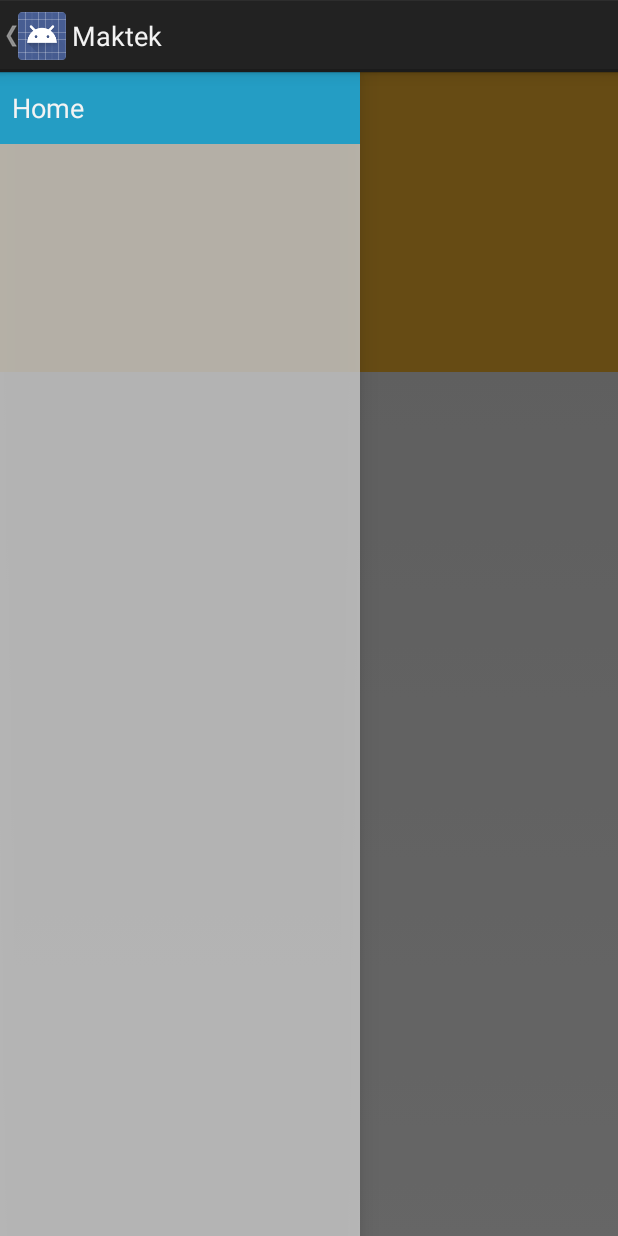
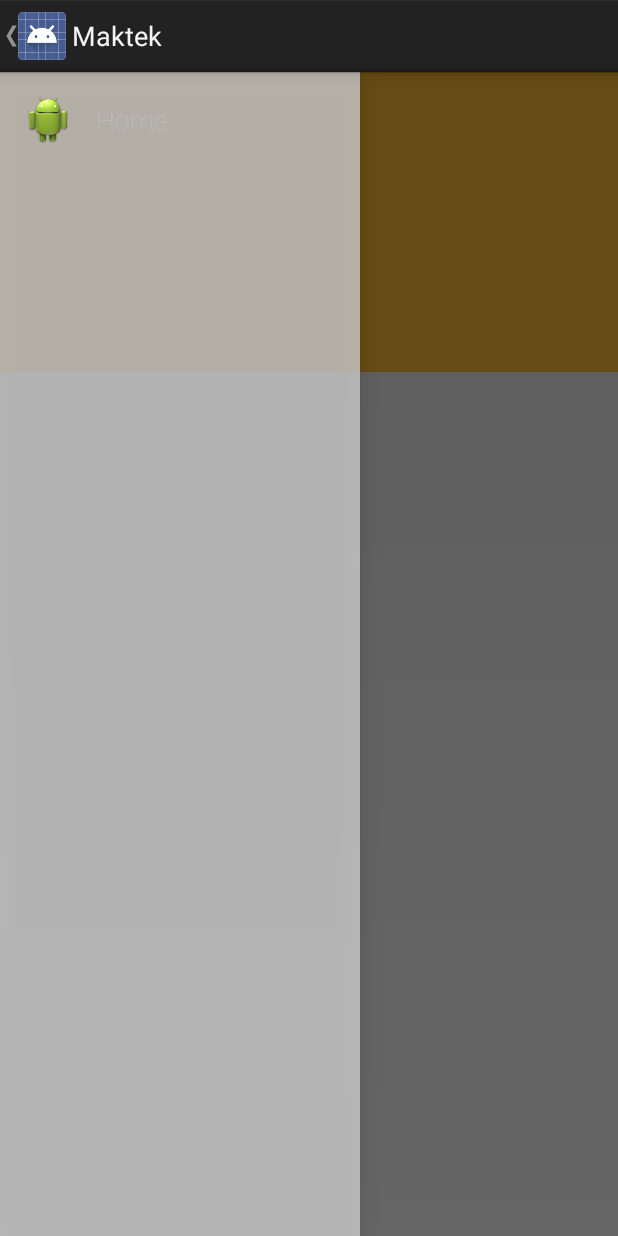
Before and after one commit to emreaktrk/Maktek, an Android app: the screen it shows after launch (HomeActivity), on a phone screen of 412 x 824 dp. Run offline under Robolectric (Android 15) with nearby library versions, the phone set to English and light mode, and no system bars; 2 statements that could not run were skipped.

Commit message:
Custom typeface added.

```diff
--- /dev/null
+++ b/app/src/main/java/akturk/maktek/adapter/NavigationDrawerListAdapter.java
@@ -0,0 +1,53 @@
+package akturk.maktek.adapter;
+
+import android.app.Activity;
+import android.app.Fragment;
+import android.content.Context;
+import android.view.LayoutInflater;
+import android.view.View;
+import android.view.ViewGroup;
+import android.widget.ArrayAdapter;
+import android.widget.ImageView;
+
+import java.util.List;
+
+import akturk.maktek.R;
+import akturk.maktek.model.NavigationDrawerItem;
+import akturk.maktek.view.RobotoThinTextView;
+
+public class NavigationDrawerListAdapter extends ArrayAdapter<NavigationDrawerItem> {
+    private static class ViewHolder {
+        ImageView mImageView;
+        RobotoThinTextView mTextView;
+    }
+
+    private int mResouce;
+    private LayoutInflater mInflater;
+
+    public NavigationDrawerListAdapter(Context context, int resource, List<NavigationDrawerItem> objects) {
+        super(context, resource, objects);
+        mResouce = resource;
+        mInflater = LayoutInflater.from(getContext());
+    }
+
+    @Override
+    public View getView(int position, View convertView, ViewGroup parent) {
+        ViewHolder tempViewHolder;
+
+        if (convertView == null) {
+            convertView = mInflater.inflate(mResouce, parent, false);
+
+            tempViewHolder = new ViewHolder();
+            tempViewHolder.mTextView = (RobotoThinTextView) convertView.findViewById(R.id.cell_navigation_drawer_textview);
+            tempViewHolder.mImageView = (ImageView) convertView.findViewById(R.id.cell_navigation_drawer_imageview);
+
+            convertView.setTag(tempViewHolder);
+        } else
+            tempViewHolder = (ViewHolder) convertView.getTag();
+
+        tempViewHolder.mTextView.setText(getItem(position).getLabel());
+        tempViewHolder.mImageView.setImageResource(getItem(position).getIconResouce());
+
+        return convertView;
+    }
+}
--- a/app/src/main/java/akturk/maktek/fragment/NavigationDrawerFragment.java
+++ b/app/src/main/java/akturk/maktek/fragment/NavigationDrawerFragment.java
@@ -22,7 +22,11 @@ import android.widget.ArrayAdapter;
 import android.widget.ListView;
 import android.widget.Toast;
 
+import java.util.ArrayList;
+
 import akturk.maktek.R;
+import akturk.maktek.adapter.NavigationDrawerListAdapter;
+import akturk.maktek.model.NavigationDrawerItem;
 
 /**
  * Fragment used for managing interactions for and presentation of a navigation drawer.
@@ -99,14 +103,8 @@ public class NavigationDrawerFragment extends Fragment {
                 selectItem(position);
             }
         });
-        mDrawerListView.setAdapter(new ArrayAdapter<String>(
-                getActionBar().getThemedContext(),
-                android.R.layout.simple_list_item_activated_1,
-                android.R.id.text1,
-                new String[]{
-                        getString(R.string.title_home),
-                }
-        ));
+
+        mDrawerListView.setAdapter(new NavigationDrawerListAdapter(getActionBar().getThemedContext(), R.layout.cell_navigation_drawer, getDrawerList()));
         mDrawerListView.setItemChecked(mCurrentSelectedPosition, true);
         return mDrawerListView;
     }
@@ -275,4 +273,15 @@ public class NavigationDrawerFragment extends Fragment {
          */
         void onNavigationDrawerItemSelected(int position);
     }
+
+    private ArrayList<NavigationDrawerItem> getDrawerList() {
+        ArrayList<NavigationDrawerItem> tempNavigationDrawerItems = new ArrayList<NavigationDrawerItem>();
+
+        NavigationDrawerItem tempNavigationDrawerItem = new NavigationDrawerItem();
+        tempNavigationDrawerItem.setIconResouce(R.drawable.ic_launcher);
+        tempNavigationDrawerItem.setLabel(getString(R.string.title_home));
+        tempNavigationDrawerItems.add(tempNavigationDrawerItem);
+
+        return tempNavigationDrawerItems;
+    }
 }
--- a/app/src/main/java/akturk/maktek/global/MaktekApplication.java
+++ b/app/src/main/java/akturk/maktek/global/MaktekApplication.java
@@ -2,5 +2,13 @@ package akturk.maktek.global;
 
 import android.app.Application;
 
+import akturk.maktek.helper.TypefaceLoader;
+
 public class MaktekApplication extends Application {
+    public static TypefaceLoader mTypefaceLoader;
+
+    @Override
+    public void onCreate() {
+        super.onCreate();
+    }
 }
--- /dev/null
+++ b/app/src/main/java/akturk/maktek/helper/TypefaceLoader.java
@@ -0,0 +1,15 @@
+package akturk.maktek.helper;
+
+import android.content.Context;
+import android.graphics.Typeface;
+
+public class TypefaceLoader {
+    private static Typeface mRobotoThinTypeface;
+
+    public static Typeface getRobotoThin(Context context) {
+        if (mRobotoThinTypeface == null)
+            mRobotoThinTypeface = Typeface.createFromAsset(context.getAssets(),"font/roboto_thin.ttf");
+
+        return mRobotoThinTypeface;
+    }
+}
--- /dev/null
+++ b/app/src/main/java/akturk/maktek/model/NavigationDrawerItem.java
@@ -0,0 +1,32 @@
+package akturk.maktek.model;
+
+public class NavigationDrawerItem {
+    private int mIconResouce;
+    private CharSequence mLabel;
+
+    public NavigationDrawerItem(int mIconResouce, CharSequence mLabel) {
+        this.mIconResouce = mIconResouce;
+        this.mLabel = mLabel;
+    }
+
+    public NavigationDrawerItem() {
+        this.mIconResouce = 0;
+        this.mLabel = "";
+    }
+
+    public void setIconResouce(int resouce) {
+        this.mIconResouce = resouce;
+    }
+
+    public void setLabel(CharSequence label) {
+        this.mLabel = label;
+    }
+
+    public int getIconResouce() {
+        return mIconResouce;
+    }
+
+    public CharSequence getLabel() {
+        return mLabel;
+    }
+}
--- /dev/null
+++ b/app/src/main/java/akturk/maktek/view/RobotoThinTextView.java
@@ -0,0 +1,32 @@
+package akturk.maktek.view;
+
+import android.content.Context;
+import android.util.AttributeSet;
+import android.widget.TextView;
+
+import akturk.maktek.global.MaktekApplication;
+
+public class RobotoThinTextView extends TextView {
+
+    public RobotoThinTextView(Context context) {
+        super(context);
+        if (!isInEditMode())
+            init();
+    }
+
+    public RobotoThinTextView(Context context, AttributeSet attrs) {
+        super(context, attrs);
+        if (!isInEditMode())
+            init();
+    }
+
+    public RobotoThinTextView(Context context, AttributeSet attrs, int defStyle) {
+        super(context, attrs, defStyle);
+        if (!isInEditMode())
+            init();
+    }
+
+    private void init() {
+        setTypeface(MaktekApplication.mTypefaceLoader.getRobotoThin(getContext()));
+    }
+}
--- /dev/null
+++ b/app/src/main/res/layout/cell_navigation_drawer.xml
@@ -0,0 +1,21 @@
+<?xml version="1.0" encoding="utf-8"?>
+
+<LinearLayout xmlns:android="http://schemas.android.com/apk/res/android"
+    android:orientation="horizontal"
+    android:layout_width="match_parent"
+    android:layout_height="?android:listPreferredItemHeight">
+
+    <ImageView
+        android:id="@+id/cell_navigation_drawer_imageview"
+        android:layout_width="?android:listPreferredItemHeight"
+        android:layout_height="?android:listPreferredItemHeight"
+        android:padding="@dimen/activity_margin" />
+
+    <akturk.maktek.view.RobotoThinTextView
+        android:id="@+id/cell_navigation_drawer_textview"
+        android:layout_width="wrap_content"
+        android:layout_height="wrap_content"
+        android:layout_gravity="center_vertical"
+        android:textSize="@dimen/navigation_drawer_text_size" />
+
+</LinearLayout>
--- a/app/src/main/res/values/dimens.xml
+++ b/app/src/main/res/values/dimens.xml
@@ -1,9 +1,9 @@
 <resources>
     <!-- Default screen margins, per the Android Design guidelines. -->
-    <dimen name="activity_horizontal_margin">16dp</dimen>
-    <dimen name="activity_vertical_margin">16dp</dimen>
+    <dimen name="activity_margin">16dp</dimen>
 
     <!-- Per the design guidelines, navigation drawers should be between 240dp and 320dp:
          https://developer.android.com/design/patterns/navigation-drawer.html -->
     <dimen name="navigation_drawer_width">240dp</dimen>
+    <dimen name="navigation_drawer_text_size">18sp</dimen>
 </resources>
```
Also changed, not shown: app/src/main/assets/font/roboto_thin.ttf (added).
